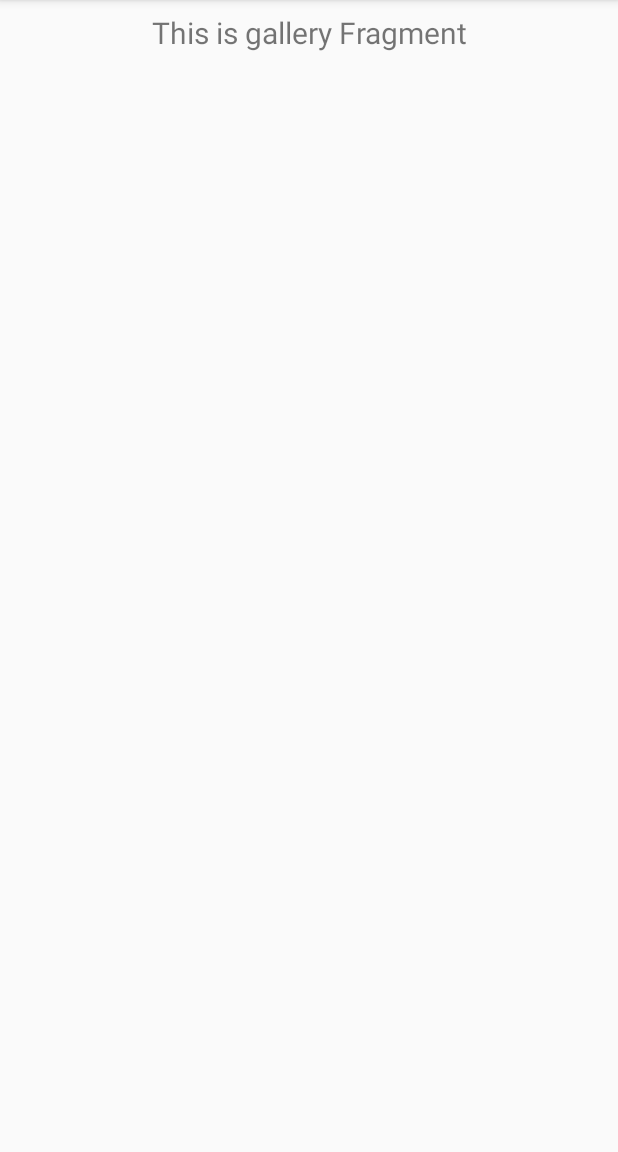
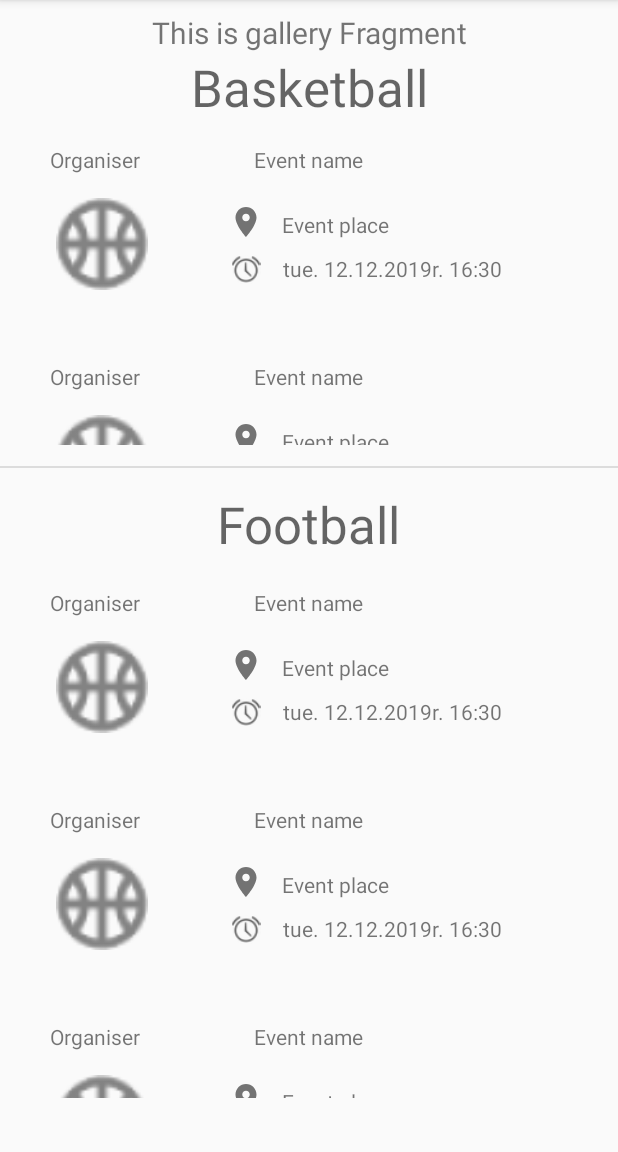
Before and after one commit to maciekkoz98/SportyApp, an Android app: the fragment MyGamesFragment shown on its own in the app's theme, on a phone screen of 412 x 824 dp, the part 84-1236 px from its top. Run offline under Robolectric (Android 15) with nearby library versions, the phone set to English and light mode, and no system bars.

Commit message:
My games

```diff
--- /dev/null
+++ b/SportyApp/app/src/main/java/com/example/sportyapp/ui/myGames/MyGamesListFragment.kt
@@ -0,0 +1,30 @@
+package com.example.sportyapp.ui.myGames
+
+import android.os.Bundle
+import android.view.LayoutInflater
+import android.view.View
+import android.view.ViewGroup
+import androidx.fragment.app.Fragment
+import androidx.recyclerview.widget.LinearLayoutManager
+import androidx.recyclerview.widget.RecyclerView
+import com.example.sportyapp.R
+import com.example.sportyapp.ui.myGames.utils.MyGamesListAdapter
+
+class MyGamesListFragment : Fragment() {
+
+    override fun onCreateView(
+        inflater: LayoutInflater, container: ViewGroup?,
+        savedInstanceState: Bundle?
+    ): View? {
+
+        val rootView = inflater.inflate(R.layout.fragment_my_games_list, container, false)
+
+        val lastGamesRecyclerView = rootView.findViewById(R.id.my_games_list_recycler_view) as RecyclerView
+
+        lastGamesRecyclerView.layoutManager = LinearLayoutManager(activity)
+
+        lastGamesRecyclerView.adapter = MyGamesListAdapter()
+
+        return rootView
+    }
+}
--- /dev/null
+++ b/SportyApp/app/src/main/java/com/example/sportyapp/ui/myGames/utils/MyGamesListAdapter.kt
@@ -0,0 +1,36 @@
+package com.example.sportyapp.ui.myGames.utils
+
+import android.view.LayoutInflater
+import android.view.View
+import android.view.ViewGroup
+import androidx.recyclerview.widget.RecyclerView
+import com.example.sportyapp.R
+
+class MyGamesListAdapter : RecyclerView.Adapter<MyGamesListViewHolder>() {
+
+    /*private var customItemCount: Int = 2
+        set(value) {
+            if (value > 0) {
+                field = value
+            }
+        }*/
+
+    override fun onCreateViewHolder(parent: ViewGroup, viewType: Int): MyGamesListViewHolder {
+
+        val layoutInflater = LayoutInflater.from(parent.context)
+        val myGamesListRow = layoutInflater.inflate(R.layout.last_games_row, parent, false)
+        return MyGamesListViewHolder(myGamesListRow)
+    }
+
+    override fun getItemCount(): Int {
+        return 3
+    }
+
+    override fun onBindViewHolder(holder: MyGamesListViewHolder, position: Int) {
+
+    }
+
+}
+
+
+class MyGamesListViewHolder(view: View) : RecyclerView.ViewHolder(view)
--- a/SportyApp/app/src/main/res/layout/fragment_my_games.xml
+++ b/SportyApp/app/src/main/res/layout/fragment_my_games.xml
@@ -1,6 +1,7 @@
 <?xml version="1.0" encoding="utf-8"?>
 <androidx.constraintlayout.widget.ConstraintLayout xmlns:android="http://schemas.android.com/apk/res/android"
     xmlns:app="http://schemas.android.com/apk/res-auto"
+    xmlns:tools="http://schemas.android.com/tools"
     android:layout_width="match_parent"
     android:layout_height="match_parent">
 
@@ -16,4 +17,60 @@
         app:layout_constraintEnd_toEndOf="parent"
         app:layout_constraintStart_toStartOf="parent"
         app:layout_constraintTop_toTopOf="parent" />
+
+    <TextView
+        android:id="@+id/textView"
+        android:layout_width="wrap_content"
+        android:layout_height="wrap_content"
+        android:text="@string/basketball"
+        android:textAppearance="@style/TextAppearance.AppCompat.Display1"
+        app:layout_constraintEnd_toEndOf="parent"
+        app:layout_constraintStart_toStartOf="parent"
+        app:layout_constraintTop_toBottomOf="@+id/text_gallery" />
+
+    <fragment
+        android:id="@+id/fragment3"
+        android:name="com.example.sportyapp.ui.myGames.MyGamesListFragment"
+        android:layout_width="match_parent"
+        android:layout_height="200dp"
+        android:layout_marginTop="16dp"
+        app:layout_constraintEnd_toEndOf="@+id/text_gallery"
+        app:layout_constraintStart_toStartOf="@+id/text_gallery"
+        app:layout_constraintTop_toBottomOf="@+id/textView" />
+
+    <TextView
+        android:id="@+id/textView5"
+        android:layout_width="wrap_content"
+        android:layout_height="wrap_content"
+        android:text="@string/football"
+        android:textAppearance="@style/TextAppearance.AppCompat.Display1"
+        app:layout_constraintBottom_toBottomOf="parent"
+        app:layout_constraintEnd_toEndOf="parent"
+        app:layout_constraintStart_toStartOf="parent"
+        app:layout_constraintTop_toBottomOf="@+id/fragment3"
+        app:layout_constraintVertical_bias="0.071" />
+
+    <fragment
+        android:id="@+id/fragment4"
+        android:name="com.example.sportyapp.ui.myGames.MyGamesListFragment"
+        android:layout_width="match_parent"
+        android:layout_height="340dp"
+        android:layout_marginTop="20dp"
+        app:layout_constraintEnd_toEndOf="parent"
+        app:layout_constraintHorizontal_bias="0.0"
+        app:layout_constraintStart_toStartOf="parent"
+        app:layout_constraintTop_toBottomOf="@+id/textView5" />
+
+    <View
+        android:id="@+id/divider5"
+        android:layout_width="match_parent"
+        android:layout_height="1dp"
+        android:layout_marginTop="13dp"
+        android:layout_marginBottom="14dp"
+        android:background="?android:attr/listDivider"
+        app:layout_constraintBottom_toTopOf="@+id/textView5"
+        app:layout_constraintEnd_toEndOf="parent"
+        app:layout_constraintStart_toStartOf="parent"
+        app:layout_constraintTop_toBottomOf="@+id/fragment3" />
+
 </androidx.constraintlayout.widget.ConstraintLayout>
--- /dev/null
+++ b/SportyApp/app/src/main/res/layout/fragment_my_games_list.xml
@@ -0,0 +1,12 @@
+<?xml version="1.0" encoding="utf-8"?>
+<FrameLayout xmlns:android="http://schemas.android.com/apk/res/android"
+    xmlns:tools="http://schemas.android.com/tools"
+    android:layout_width="match_parent"
+    android:layout_height="match_parent"
+    tools:context=".ui.myGames.MyGamesListFragment">
+
+    <androidx.recyclerview.widget.RecyclerView
+        android:id="@+id/my_games_list_recycler_view"
+        android:layout_width="match_parent"
+        android:layout_height="match_parent" />
+</FrameLayout>
--- a/SportyApp/app/src/main/res/layout/last_games_row.xml
+++ b/SportyApp/app/src/main/res/layout/last_games_row.xml
@@ -37,7 +37,7 @@
             android:layout_width="272dp"
             android:layout_height="61dp"
             android:layout_weight="1"
-            app:srcCompat="@android:drawable/ic_menu_myplaces" />
+            app:srcCompat="@drawable/ic_basketball" />
 
         <LinearLayout
             android:layout_width="match_parent"
--- a/SportyApp/app/src/main/res/values/strings.xml
+++ b/SportyApp/app/src/main/res/values/strings.xml
@@ -23,5 +23,7 @@
     <string name="event_place_name_title">Event place</string>
     <string name="event_date_test">tue. 12.12.2019r. 16:30</string>
     <string name="user_app_bar_title">User</string>
+    <string name="basketball">Basketball</string>
+    <string name="football">Football</string>
 
 </resources>
```
Also changed, not shown: SportyApp/app/src/main/res/drawable-hdpi/ic_basketball.png (added), SportyApp/app/src/main/res/drawable-mdpi/ic_basketball.png (added), SportyApp/app/src/main/res/drawable-xhdpi/ic_basketball.png (added), SportyApp/app/src/main/res/drawable-xxhdpi/ic_basketball.png (added), SportyApp/app/src/main/res/drawable-xxxhdpi/ic_basketball.png (added), 1 other file.
